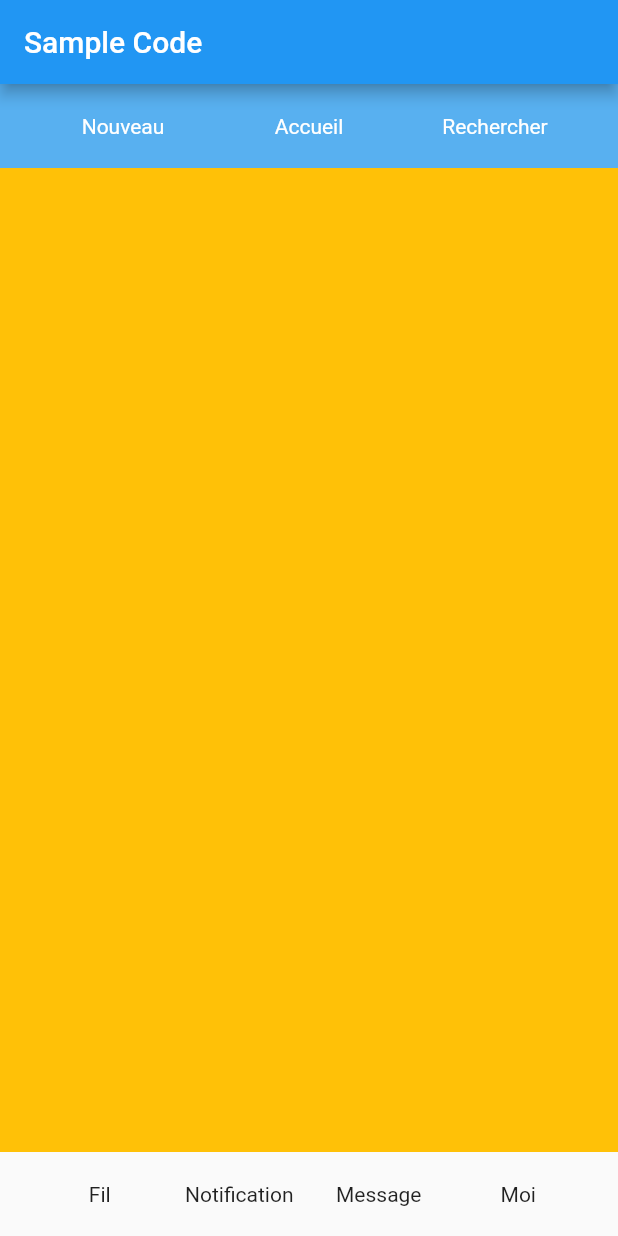
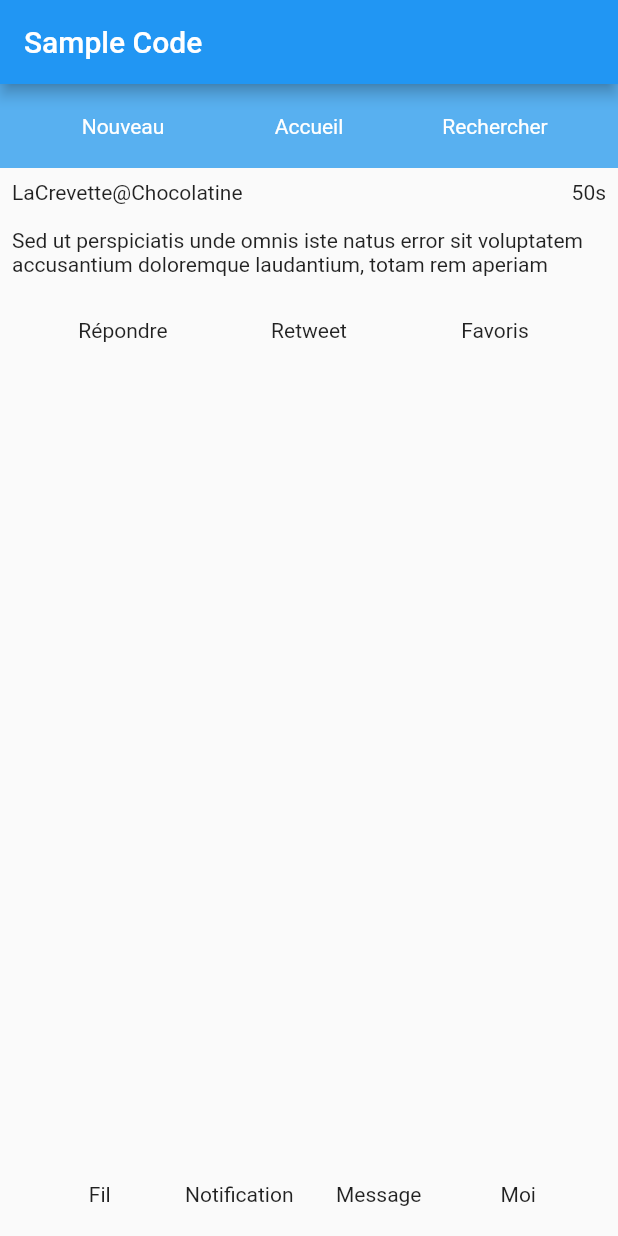
Before and after one commit to Chocolaterie/EniFlutterHCDA091, a Flutter app: the screen it shows after launch, on a phone screen of 412 x 824 dp. Run offline on Flutter 3.47's test engine with Material 2 defaults, Android fonts, the phone set to English and light mode, and no system bars.

```diff
--- /dev/null
+++ b/lib/content-page.dart
@@ -0,0 +1,56 @@
+import 'package:flutter/material.dart';
+
+class ContentPage extends StatelessWidget {
+  @override
+  Widget build(BuildContext context) {
+    return Expanded(
+        child: Container(
+      child: Flex(direction: Axis.vertical, children: [
+        // Le top du tweet
+        Flex(
+          direction: Axis.vertical,
+          children: [
+            // 1er ligne (author - time)
+            Padding(
+              padding: const EdgeInsets.all(8.0),
+              child: Flex(
+                direction: Axis.horizontal,
+                children: const [
+                  // Author
+                  Expanded(
+                    child: Text("LaCrevette@Chocolatine"),
+                  ),
+                  // Time
+                  Text("50s")
+                ],
+              ),
+            ),
+            //Message du tweet
+            const Padding(
+              padding: EdgeInsets.all(8.0),
+              child: Text(
+                  "Sed ut perspiciatis unde omnis iste natus error sit voluptatem accusantium doloremque laudantium, totam rem aperiam"),
+            )
+          ],
+        ),
+        // Footer
+        Padding(
+          padding: const EdgeInsets.all(20),
+          child: Flex(
+            direction: Axis.horizontal,
+            // Mes 3 boutons
+            children: const [
+              Expanded(
+                  child: Text(
+                "Répondre",
+                textAlign: TextAlign.center,
+              )),
+              Expanded(child: Text("Retweet", textAlign: TextAlign.center)),
+              Expanded(child: Text("Favoris", textAlign: TextAlign.center))
+            ],
+          ),
+        ),
+      ]),
+    ));
+  }
+}
--- /dev/null
+++ b/lib/footer-page.dart
@@ -0,0 +1,25 @@
+import 'package:flutter/material.dart';
+
+class FooterPage extends StatelessWidget {
+
+  @override
+  Widget build(BuildContext context) {
+    return Padding(
+      padding: const EdgeInsets.all(20),
+      child: Flex(
+        direction: Axis.horizontal,
+        // Mes 4 boutons
+        children: const [
+          Expanded(
+              child: Text(
+            "Fil",
+            textAlign: TextAlign.center,
+          )),
+          Expanded(child: Text("Notification", textAlign: TextAlign.center)),
+          Expanded(child: Text("Message", textAlign: TextAlign.center)),
+          Expanded(child: Text("Moi", textAlign: TextAlign.center))
+        ],
+      ),
+    );
+  }
+}
--- /dev/null
+++ b/lib/header-page.dart
@@ -0,0 +1,36 @@
+import 'package:flutter/material.dart';
+
+// Notre class qui est un Widget, affichant le Header
+class HeaderPage extends StatelessWidget {
+  @override
+  Widget build(BuildContext context) {
+    return Container(
+      color: Color(0xFF58B0F0),
+      child:
+          // Flex pour afficher 3 boutons horizontal
+          Padding(
+        padding: const EdgeInsets.all(20),
+        child: Flex(
+          direction: Axis.horizontal,
+          // Mes 3 boutons
+          children: const [
+            Expanded(
+                child: Text(
+                  "Nouveau",
+                  textAlign: TextAlign.center,
+                  style: TextStyle(color: Colors.white),
+            )),
+            Expanded(
+                child: Text("Accueil",
+                    textAlign: TextAlign.center,
+                    style: TextStyle(color: Colors.white))),
+            Expanded(
+                child: Text("Rechercher",
+                    textAlign: TextAlign.center,
+                    style: TextStyle(color: Colors.white))),
+          ],
+        ),
+      ),
+    );
+  }
+}
--- a/lib/main.dart
+++ b/lib/main.dart
@@ -1,3 +1,6 @@
+import 'package:eni_demo/content-page.dart';
+import 'package:eni_demo/footer-page.dart';
+import 'package:eni_demo/header-page.dart';
 import 'package:flutter/material.dart';
 
 void main() {
@@ -22,46 +25,27 @@ class MyApp extends StatelessWidget {
   }
 }
 
+
 class EniDemoPage extends StatelessWidget {
+
   const EniDemoPage({super.key});
 
   @override
   Widget build(BuildContext context) {
     return Scaffold(
-      appBar: AppBar(
-        title: const Text('Sample Code'),
-      ),
-      body: Flex(direction: Axis.vertical,
-      children: [
-        // HEADER : Bloc bleu (Le header)
-        Container(color: Color(0xFF58B0F0),
-          child:
-            // Flex pour afficher 3 boutons horizontal
-            Padding(
-              padding: const EdgeInsets.all(20),
-              child: Flex(direction: Axis.horizontal,
-                // Mes 3 boutons
-                children: [
-                    Expanded(child: Text("Nouveau", textAlign: TextAlign.center, style: TextStyle(color: Colors.white),)),
-                    Expanded(child: Text("Accueil", textAlign: TextAlign.center, style: TextStyle(color: Colors.white))),
-                    Expanded(child: Text("Rechercher", textAlign: TextAlign.center, style: TextStyle(color: Colors.white))),
-                ],),
-            ),),
-            // Milieu,
-            Expanded(child: Container(color: Colors.amber,)),
-            // Footer
-            Padding(
-              padding: const EdgeInsets.all(20),
-              child: Flex(direction: Axis.horizontal,
-                // Mes 4 boutons
-                children: [
-                    Expanded(child: Text("Fil", textAlign: TextAlign.center,)),
-                    Expanded(child: Text("Notification", textAlign: TextAlign.center)),
-                    Expanded(child: Text("Message", textAlign: TextAlign.center)),
-                    Expanded(child: Text("Moi", textAlign: TextAlign.center))
-                ],),
-            ),
-      ],)
-    );
+        appBar: AppBar(
+          title: const Text('Sample Code'),
+        ),
+        body: Flex(
+          direction: Axis.vertical,
+          children: [
+            // header
+            HeaderPage(),
+            // content
+            ContentPage(),
+            // footer
+            FooterPage()
+          ],
+        ));
   }
 }
```
